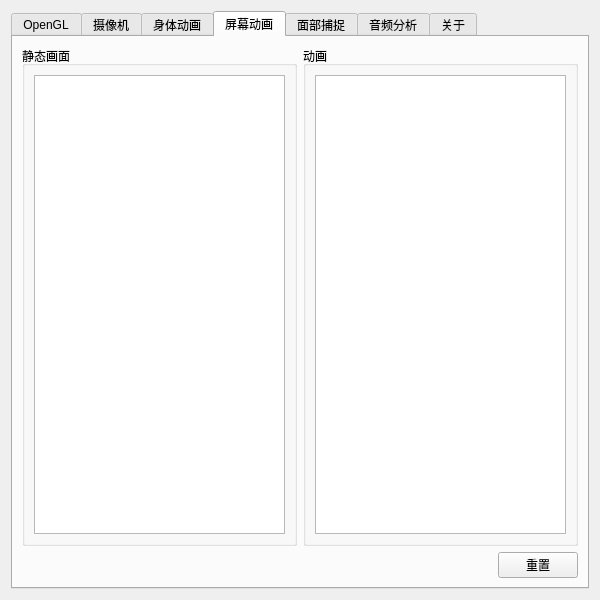
Qt form src/ui/ConfigWidget.ui (chuigda/Project-WG) before a commit.
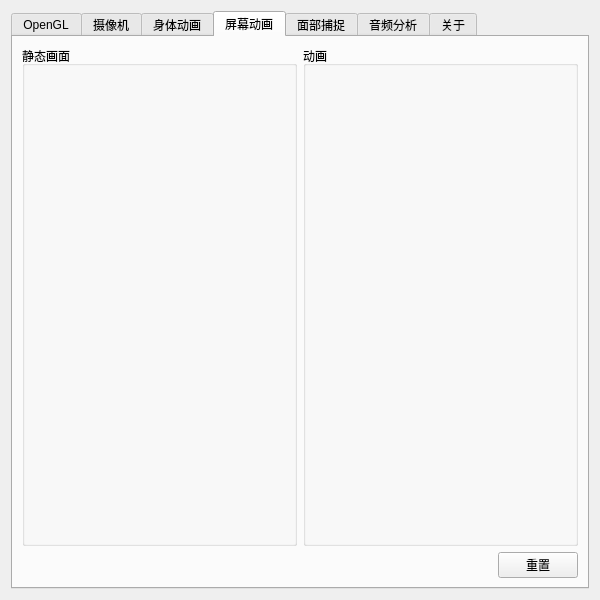
The same form after that commit. The open tabs and pages were chosen to show the change.

```diff
--- a/src/ui/ConfigWidget.ui
+++ b/src/ui/ConfigWidget.ui
@@ -965,11 +965,7 @@
            <property name="title">
             <string>静态画面</string>
            </property>
-           <layout class="QHBoxLayout" name="horizontalLayout_21">
-            <item>
-             <widget class="QListWidget" name="staticAnimList"/>
-            </item>
-           </layout>
+           <layout class="QHBoxLayout" name="horizontalLayout_21"/>
           </widget>
          </item>
          <item>
@@ -983,11 +979,7 @@
            <property name="title">
             <string>动画</string>
            </property>
-           <layout class="QHBoxLayout" name="horizontalLayout_22">
-            <item>
-             <widget class="QListWidget" name="dynamicAnimList"/>
-            </item>
-           </layout>
+           <layout class="QHBoxLayout" name="horizontalLayout_22"/>
           </widget>
          </item>
         </layout>
```
Left out of the diff: 6 changed lines with no effect on the pictures.
